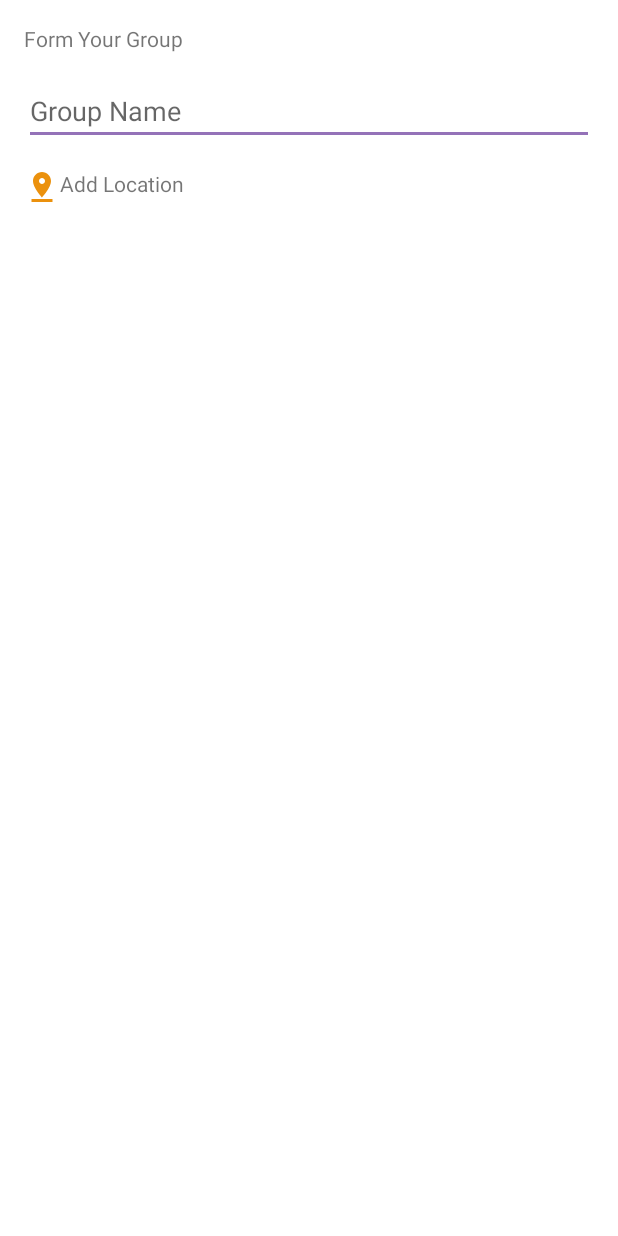
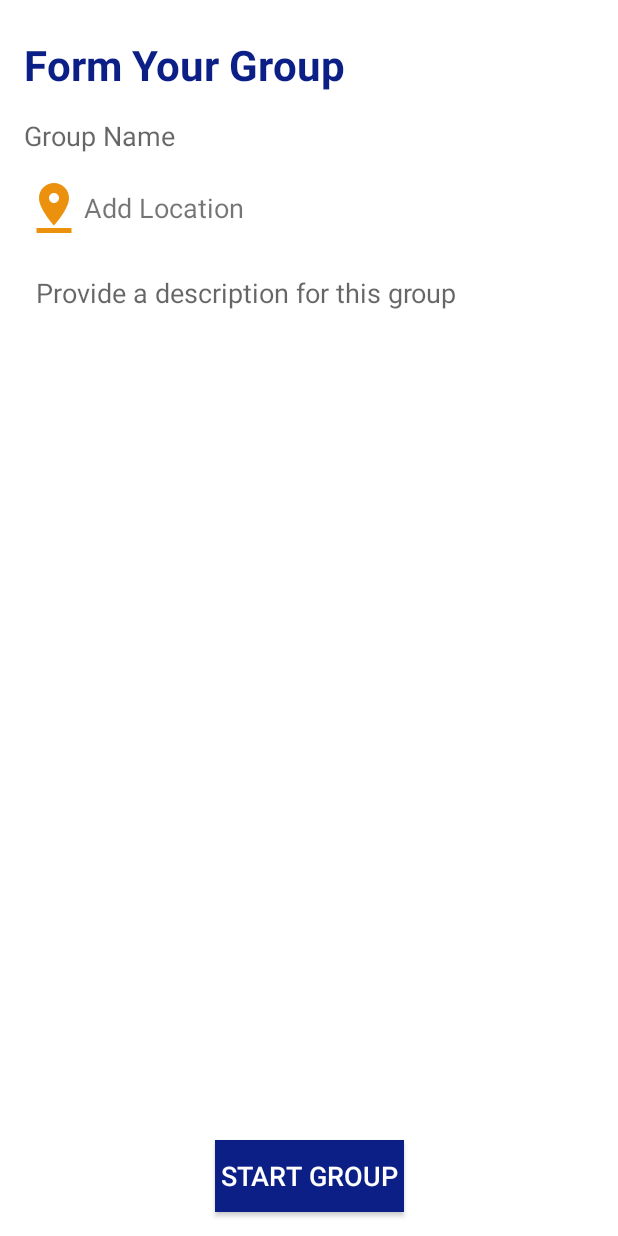
Before and after one commit to Moonianne/Bindle, an Android app: the layout fragment_start_group.xml on its own in the app's theme, with its tools: preview values and no code run, on a phone screen of 412 x 824 dp. Run offline under Robolectric (Android 15) with nearby library versions, the phone set to English and light mode, and no system bars.

Commit message:
added Groupviewmodel and completed views for start group

```diff
--- a/group/build.gradle
+++ b/group/build.gradle
@@ -37,5 +37,7 @@ dependencies {
     implementation 'com.squareup.retrofit2:retrofit:2.5.0'
     implementation 'com.squareup.retrofit2:converter-gson:2.5.0'
     implementation 'com.squareup.picasso:picasso:2.71828'
+    implementation "android.arch.lifecycle:extensions:1.1.1"
+    implementation "android.arch.lifecycle:viewmodel:1.1.1"
 
 }
--- a/group/src/main/java/com/android/group/view/recyclerview/AddLocationViewHolder.java
+++ b/group/src/main/java/com/android/group/view/recyclerview/AddLocationViewHolder.java
@@ -51,8 +51,8 @@ public class AddLocationViewHolder extends RecyclerView.ViewHolder {
         selectButton.setOnClickListener(new View.OnClickListener() {
             @Override
             public void onClick(View v) {
+                listener.closeFragment();
                 viewModel.setUserSelectedVenue(venue);
-                listener.closeFragment();
             }
         });
     }
--- a/group/src/main/java/com/android/group/viewmodel/NetworkViewModel.java
+++ b/group/src/main/java/com/android/group/viewmodel/NetworkViewModel.java
@@ -37,6 +37,8 @@ public class NetworkViewModel implements Repository.onDataReceivedListener {
         venueSelectedListener.venueSelected(venue);
     }
 
+
+
     public void setVenueSelectedListener(OnVenueSelectedListener listener){
         this.venueSelectedListener = listener;
     }
--- a/group/src/main/res/layout/fragment_start_group.xml
+++ b/group/src/main/res/layout/fragment_start_group.xml
@@ -1,33 +1,39 @@
 <?xml version="1.0" encoding="utf-8"?>
-<android.support.constraint.ConstraintLayout
-    xmlns:android="http://schemas.android.com/apk/res/android"
+<android.support.constraint.ConstraintLayout xmlns:android="http://schemas.android.com/apk/res/android"
     xmlns:app="http://schemas.android.com/apk/res-auto"
     xmlns:tools="http://schemas.android.com/tools"
     android:layout_width="match_parent"
     android:layout_height="match_parent"
     android:background="#FFF"
-    tools:context=".view.StartGroupFragment"
     android:clickable="true"
-    android:focusable="true">
+    android:focusable="true"
+    tools:context=".view.StartGroupFragment">
 
     <TextView
         android:id="@+id/form_group_header_text_view"
         android:layout_width="wrap_content"
         android:layout_height="wrap_content"
-        android:layout_marginStart="@dimen/start_group_margin"
-        android:layout_marginTop="@dimen/start_group_margin"
+        android:layout_marginStart="16dp"
+        android:layout_marginTop="24dp"
         android:text="Form Your Group"
+        android:textSize="28sp"
+        app:layout_constraintBottom_toTopOf="@id/group_name_edit_text"
+        android:textColor="#0C1F86"
+        android:textStyle="bold"
         app:layout_constraintStart_toStartOf="parent"
         app:layout_constraintTop_toTopOf="parent" />
 
     <EditText
-        android:id="@+id/group_name_text_view"
+        android:id="@+id/group_name_edit_text"
         android:layout_width="match_parent"
         android:layout_height="wrap_content"
         android:layout_marginStart="@dimen/start_group_margin"
         android:layout_marginTop="@dimen/start_group_margin"
         android:layout_marginEnd="@dimen/start_group_margin"
+        android:background="@android:color/transparent"
         android:hint="Group Name"
+        android:textSize="18sp"
+        app:layout_constraintBottom_toTopOf="@id/add_location_container"
         app:layout_constraintEnd_toEndOf="parent"
         app:layout_constraintStart_toStartOf="parent"
         app:layout_constraintTop_toBottomOf="@id/form_group_header_text_view" />
@@ -36,26 +42,60 @@
         android:id="@+id/add_location_container"
         android:layout_width="wrap_content"
         android:layout_height="wrap_content"
+        android:layout_marginStart="@dimen/start_group_margin"
         android:layout_marginTop="@dimen/start_group_margin"
+        android:clickable="true"
         android:orientation="horizontal"
-        android:layout_marginStart="@dimen/start_group_margin"
+        app:layout_constraintBottom_toTopOf="@id/group_description_edit_text"
         app:layout_constraintStart_toStartOf="parent"
-        app:layout_constraintTop_toBottomOf="@id/group_name_text_view"
-        android:clickable="true">
+        app:layout_constraintTop_toBottomOf="@id/group_name_edit_text">
 
         <ImageView
             android:id="@+id/add_location_icon_button"
-            android:layout_width="wrap_content"
-            android:layout_height="wrap_content"
-            android:background="@drawable/ic_pin_drop_black_24dp"/>
+            android:layout_width="40dp"
+            android:layout_height="40dp"
+            android:background="@drawable/ic_pin_drop_black_24dp" />
 
         <TextView
             android:id="@+id/add_location_text_view"
             android:layout_width="wrap_content"
             android:layout_height="wrap_content"
-            android:text="Add Location" />
+            android:layout_gravity="center_vertical"
+            android:text="Add Location"
+            android:textSize="18sp" />
+    </LinearLayout>
 
-    </LinearLayout>
+    <EditText
+        android:id="@+id/group_description_edit_text"
+        android:layout_width="match_parent"
+        android:layout_height="0dp"
+        android:layout_margin="16dp"
+        android:background="@android:color/transparent"
+        android:gravity="top|start"
+        android:hint="@string/provide_a_description_for_this_group"
+        android:inputType="textLongMessage|textMultiLine|textCapSentences"
+        android:padding="8sp"
+        android:textSize="18sp"
+        app:layout_constraintBottom_toTopOf="@id/start_group_button"
+        app:layout_constraintEnd_toEndOf="parent"
+        app:layout_constraintStart_toStartOf="parent"
+        app:layout_constraintTop_toBottomOf="@id/add_location_container" />
+
+    <Button
+        android:id="@+id/start_group_button"
+        android:layout_width="wrap_content"
+        android:layout_height="wrap_content"
+        android:layout_margin="16dp"
+        android:background="#0C1F86"
+        android:elevation="4dp"
+        android:padding="4dp"
+        android:text="Start Group"
+        android:textColor="#FFF"
+        android:textSize="18sp"
+        app:layout_constraintBottom_toBottomOf="parent"
+        app:layout_constraintEnd_toEndOf="parent"
+        app:layout_constraintStart_toStartOf="parent"
+        app:layout_constraintTop_toBottomOf="@id/group_description_edit_text" />
 
 
 </android.support.constraint.ConstraintLayout>
--- a/group/src/main/res/values/strings.xml
+++ b/group/src/main/res/values/strings.xml
@@ -3,6 +3,7 @@
 
     <!-- TODO: Remove or change this placeholder text -->
     <string name="hello_blank_fragment">Hello blank fragment</string>
+    <string name="provide_a_description_for_this_group">Provide a description for this group</string>
 
     <string-array name="category_array">
         <item>Arts and Entertainment</item>
```
Also changed, not shown: group/src/main/java/com/android/group/model/Venue.java (+10 -1 lines), group/src/main/java/com/android/group/model/firebase/Group.java (+114 -9 lines), group/src/main/java/com/android/group/model/foursquare/VenueCategory.java (added, +14 -0 lines), group/src/main/java/com/android/group/view/StartGroupFragment.java (+71 -20 lines), group/src/main/java/com/android/group/viewmodel/GroupViewModel.java (added, +36 -0 lines).
